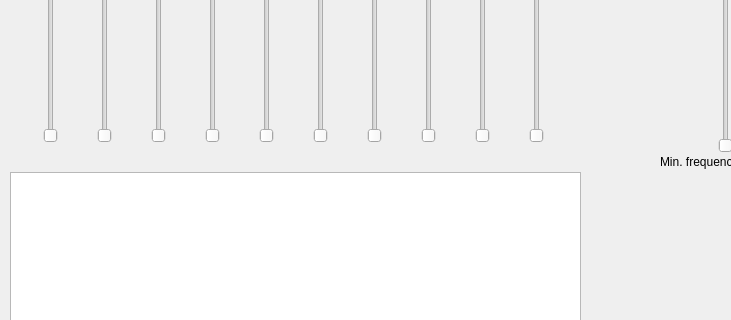
First picture: the form in main (1).ui, repository fatmaosama429/dsp_task2, before the edit; both pictures show x 0 to 731 and y 248 to 568 of the 1505 by 680 pixel window.
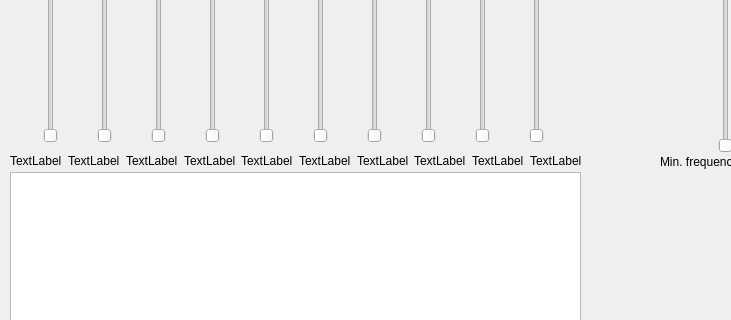
Second picture: the form after the edit.

What changed in the file:
```diff
--- a/main (1).ui
+++ b/main (1).ui
@@ -195,7 +195,7 @@
      <string>Max. frequency</string>
     </property>
    </widget>
-   <widget class="QWidget" name="">
+   <widget class="QWidget" name="layoutWidget">
     <property name="geometry">
      <rect>
       <x>660</x>
@@ -221,6 +221,88 @@
      </item>
     </layout>
    </widget>
+   <widget class="QWidget" name="">
+    <property name="geometry">
+     <rect>
+      <x>10</x>
+      <y>400</y>
+      <width>571</width>
+      <height>17</height>
+     </rect>
+    </property>
+    <layout class="QHBoxLayout" name="horizontalLayout_3">
+     <item>
+      <widget class="QLabel" name="label_3">
+       <property name="text">
+        <string>TextLabel</string>
+       </property>
+      </widget>
+     </item>
+     <item>
+      <widget class="QLabel" name="label_4">
+       <property name="text">
+        <string>TextLabel</string>
+       </property>
+      </widget>
+     </item>
+     <item>
+      <widget class="QLabel" name="label_5">
+       <property name="text">
+        <string>TextLabel</string>
+       </property>
+      </widget>
+     </item>
+     <item>
+      <widget class="QLabel" name="label_6">
+       <property name="text">
+        <string>TextLabel</string>
+       </property>
+      </widget>
+     </item>
+     <item>
+      <widget class="QLabel" name="label_7">
+       <property name="text">
+        <string>TextLabel</string>
+       </property>
+      </widget>
+     </item>
+     <item>
+      <widget class="QLabel" name="label_8">
+       <property name="text">
+        <string>TextLabel</string>
+       </property>
+      </widget>
+     </item>
+     <item>
+      <widget class="QLabel" name="label_9">
+       <property name="text">
+        <string>TextLabel</string>
+       </property>
+      </widget>
+     </item>
+     <item>
+      <widget class="QLabel" name="label_10">
+       <property name="text">
+        <string>TextLabel</string>
+       </property>
+      </widget>
+     </item>
+     <item>
+      <widget class="QLabel" name="label_11">
+       <property name="text">
+        <string>TextLabel</string>
+       </property>
+      </widget>
+     </item>
+     <item>
+      <widget class="QLabel" name="label_12">
+       <property name="text">
+        <string>TextLabel</string>
+       </property>
+      </widget>
+     </item>
+    </layout>
+   </widget>
   </widget>
   <widget class="QMenuBar" name="menubar">
    <property name="geometry">
```
Left out of the diff: 163 changed lines with no effect on the pictures.
